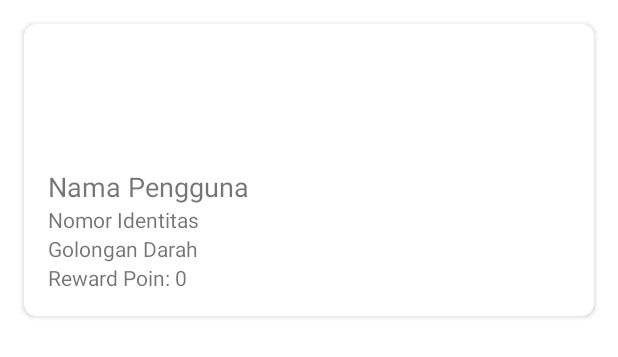
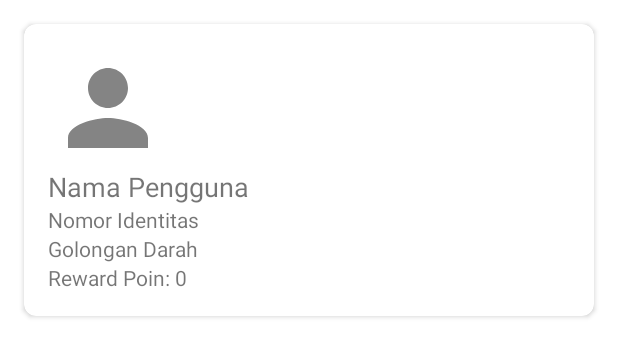
Before and after one commit to akbar0923/SejutaDarah, an Android app: the layout fragment_home.xml on its own in the app's theme, with its tools: preview values and no code run, on a phone screen of 412 x 824 dp. Shown: the top 357 px of the screen. Run offline under Robolectric (Android 15) with nearby library versions, the phone set to English and light mode, and no system bars.

Commit message:
update home fragment_home.xml dan homeFragment.kt

```diff
--- a/app/src/main/java/com/example/sejutadarah/HomeFragment.kt
+++ b/app/src/main/java/com/example/sejutadarah/HomeFragment.kt
@@ -51,6 +51,7 @@
                 context?.let {
                     Glide.with(it)
                         .load(profileImageUrl)
+                        .placeholder(R.drawable.ic_user) // Foto profil default
                         .into(imageProfile)
                 }
                 textName.text = name
--- /dev/null
+++ b/app/src/main/res/drawable/ic_homes.xml
@@ -0,0 +1,5 @@
+<vector android:height="24dp" android:tint="#000000"
+    android:viewportHeight="24" android:viewportWidth="24"
+    android:width="24dp" xmlns:android="http://schemas.android.com/apk/res/android">
+    <path android:fillColor="@android:color/white" android:pathData="M10,20v-6h4v6h5v-8h3L12,3 2,12h3v8z"/>
+</vector>
--- /dev/null
+++ b/app/src/main/res/drawable/ic_user.xml
@@ -0,0 +1,5 @@
+<vector android:height="24dp" android:tint="#848484"
+    android:viewportHeight="24" android:viewportWidth="24"
+    android:width="24dp" xmlns:android="http://schemas.android.com/apk/res/android">
+    <path android:fillColor="@android:color/white" android:pathData="M12,12c2.21,0 4,-1.79 4,-4s-1.79,-4 -4,-4 -4,1.79 -4,4 1.79,4 4,4zM12,14c-2.67,0 -8,1.34 -8,4v2h16v-2c0,-2.66 -5.33,-4 -8,-4z"/>
+</vector>
--- a/app/src/main/res/layout/fragment_home.xml
+++ b/app/src/main/res/layout/fragment_home.xml
@@ -23,10 +23,12 @@
                 android:id="@+id/imageProfile"
                 android:layout_width="80dp"
                 android:layout_height="80dp"
-
+                android:src="@drawable/ic_user"
                 android:scaleType="centerCrop" />
 
             <!-- Nama -->
+
+            <!-- Nomor Identitas -->
             <TextView
                 android:id="@+id/textName"
                 android:layout_width="match_parent"
@@ -34,7 +36,6 @@
                 android:text="Nama Pengguna"
                 android:textSize="18sp" />
 
-            <!-- Nomor Identitas -->
             <TextView
                 android:id="@+id/textIdentity"
                 android:layout_width="match_parent"
--- a/app/src/main/res/menu/bottom_navigation_menu.xml
+++ b/app/src/main/res/menu/bottom_navigation_menu.xml
@@ -12,6 +12,7 @@
         android:title="Edukasi" />
 
     <item
+        android:id="@+id/menu_kosong"
         android:title=""/>
     <item
         android:id="@+id/menu_riwayat_donor"
```
Also changed, not shown: app/src/main/java/com/example/sejutadarah/HomeActivity.kt (+8 -0 lines).
